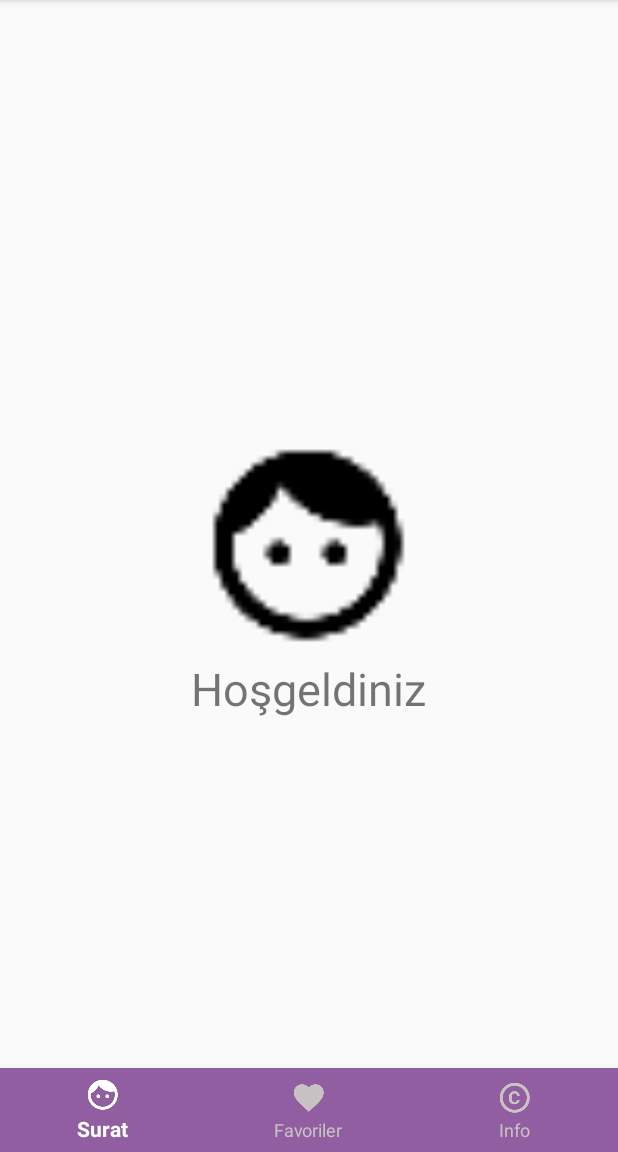
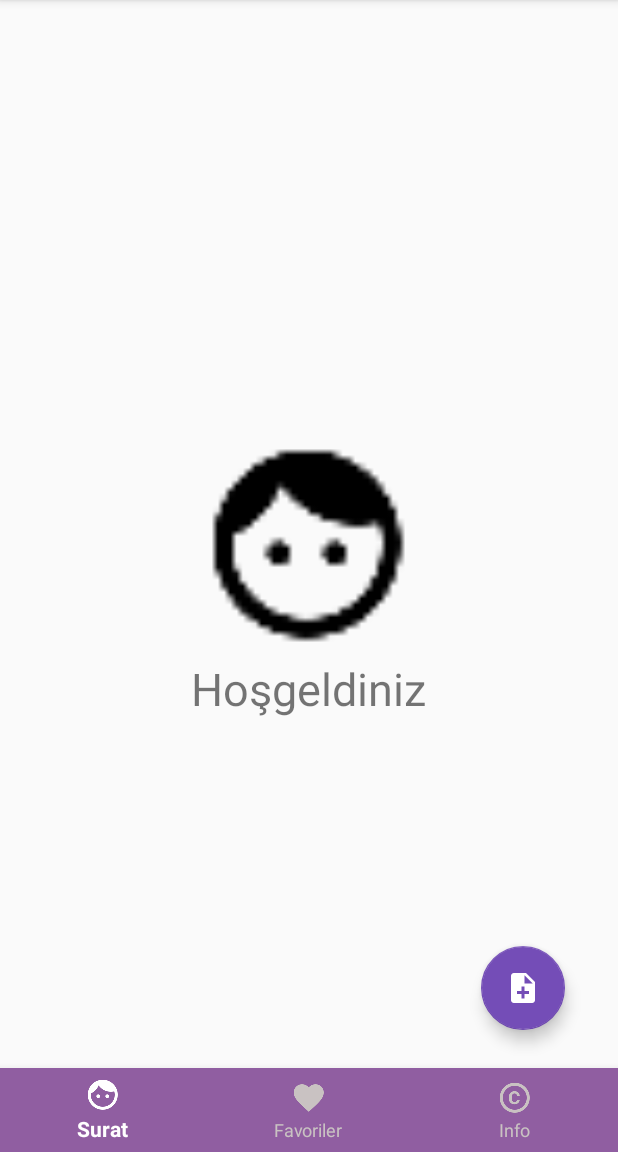
Before and after one commit to yerenutku/gelecegiyazankadinlar, an Android app: the screen it shows after launch (MainActivity), on a phone screen of 412 x 824 dp, the part 84-1236 px from its top. Run offline under Robolectric (Android 15) with nearby library versions, the phone set to English and light mode, and no system bars.

Commit message:
- Note için model oluşturuldu - Note detay activity oluşturuldu - Floatactionbutton eklendi ve yeni sayfayı açması sağlandı - note ekleme ikonu eklendi

```diff
--- a/EasyNotes/app/build.gradle
+++ b/EasyNotes/app/build.gradle
@@ -28,6 +28,7 @@ dependencies {
     compile 'com.android.support:design:25.3.1'
     compile 'com.android.support:support-v4:25.3.1'
     compile 'com.google.firebase:firebase-database:11.0.2'
+    compile 'com.android.support.constraint:constraint-layout:1.0.2'
     testCompile 'junit:junit:4.12'
 }
 apply plugin: 'com.google.gms.google-services'
--- a/EasyNotes/app/src/main/AndroidManifest.xml
+++ b/EasyNotes/app/src/main/AndroidManifest.xml
@@ -9,13 +9,14 @@
         android:roundIcon="@mipmap/ic_launcher_round"
         android:supportsRtl="true"
         android:theme="@style/AppTheme">
-        <activity android:name=".MainActivity">
+        <activity android:name=".activity.MainActivity">
             <intent-filter>
                 <action android:name="android.intent.action.MAIN" />
 
                 <category android:name="android.intent.category.LAUNCHER" />
             </intent-filter>
         </activity>
+        <activity android:name=".activity.NoteDetailsActivity"></activity>
     </application>
 
 </manifest>
--- a/EasyNotes/app/src/main/java/com/erenutku/easynotes/MainActivity.java
+++ b/EasyNotes/app/src/main/java/com/erenutku/easynotes/activity/MainActivity.java
@@ -1,15 +1,22 @@
-package com.erenutku.easynotes;
+package com.erenutku.easynotes.activity;
 
+import android.content.Intent;
 import android.os.Bundle;
 import android.support.annotation.NonNull;
 import android.support.design.widget.BottomNavigationView;
+import android.support.design.widget.FloatingActionButton;
 import android.support.v4.app.FragmentManager;
 import android.support.v7.app.AppCompatActivity;
 import android.view.MenuItem;
+import android.view.View;
+
+import com.erenutku.easynotes.FirstFragment;
+import com.erenutku.easynotes.R;
 
 public class MainActivity extends AppCompatActivity {
     private BottomNavigationView mBnvMain;
     private FragmentManager mFragmentManager;
+    private FloatingActionButton faNote;
 
 
     @Override
@@ -22,6 +29,15 @@ public class MainActivity extends AppCompatActivity {
 
     private void initViews() {
         mBnvMain = (BottomNavigationView) findViewById(R.id.bnvMain);
+        faNote = (FloatingActionButton) findViewById(R.id.faNote);
+        faNote.setOnClickListener(new View.OnClickListener() {
+            @Override
+            public void onClick(View view) {
+                Intent intent = new Intent(MainActivity.this,NoteDetailsActivity.class);
+                startActivity(intent);
+            }
+        });
+
 
         final FirstFragment fragment1 = FirstFragment.newInstance("Hoşgeldiniz");
         final FirstFragment fragment2 = FirstFragment.newInstance("İkinci Fragment");
--- a/EasyNotes/app/src/main/res/layout/activity_main.xml
+++ b/EasyNotes/app/src/main/res/layout/activity_main.xml
@@ -3,12 +3,23 @@
     xmlns:tools="http://schemas.android.com/tools"
     android:layout_width="match_parent"
     android:layout_height="match_parent"
-    tools:context=".MainActivity">
+    tools:context=".activity.MainActivity">
 
     <FrameLayout
         android:id="@+id/fMain"
         android:layout_width="match_parent"
         android:layout_height="match_parent" />
+
+    <android.support.design.widget.FloatingActionButton
+        android:id="@+id/faNote"
+        android:layout_width="wrap_content"
+        android:layout_height="wrap_content"
+        android:layout_above="@+id/bnvMain"
+        android:layout_alignParentEnd="true"
+        android:src="@drawable/ic_note_add_white_24dp"
+        android:layout_marginBottom="25dp"
+        android:layout_marginRight="35dp"
+        app:fabSize="normal" />
 
     <android.support.design.widget.BottomNavigationView
         android:id="@+id/bnvMain"
```
Also changed, not shown: EasyNotes/app/src/main/java/com/erenutku/easynotes/activity/NoteDetailsActivity.java (added, +15 -0 lines), EasyNotes/app/src/main/java/com/erenutku/easynotes/models/NoteModel.java (added, +44 -0 lines), EasyNotes/app/src/main/res/layout/activity_note_details.xml (added, +9 -0 lines), EasyNotes/app/src/main/res/drawable-hdpi/ic_note_add_white_24dp.png (added), EasyNotes/app/src/main/res/drawable-mdpi/ic_note_add_white_24dp.png (added), EasyNotes/app/src/main/res/drawable-xhdpi/ic_note_add_white_24dp.png (added), EasyNotes/app/src/main/res/drawable-xxhdpi/ic_note_add_white_24dp.png (added), EasyNotes/app/src/main/res/drawable-xxxhdpi/ic_note_add_white_24dp.png (added).
